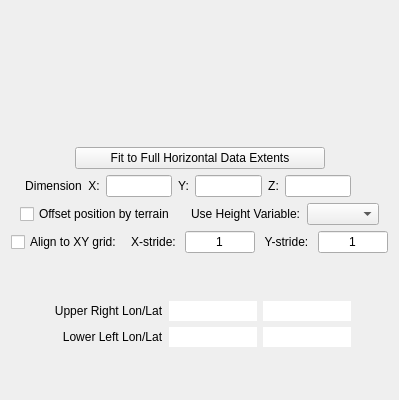
First picture: the form in apps/vaporgui/guis/ui/barbLayout.ui, repository yyr/vapor, before the edit.
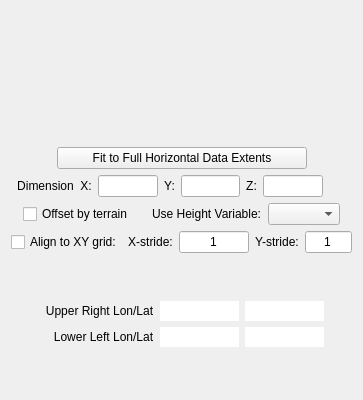
Second picture: the form after the edit. Custom widgets are drawn as their Qt base class.

Patch:
```diff
--- a/apps/vaporgui/guis/ui/barbLayout.ui
+++ b/apps/vaporgui/guis/ui/barbLayout.ui
@@ -6,7 +6,7 @@
    <rect>
     <x>0</x>
     <y>0</y>
-    <width>399</width>
+    <width>363</width>
     <height>400</height>
    </rect>
   </property>
@@ -231,7 +231,7 @@
           <string>When the data includes a 2D variable named &quot;HGT&quot;, the vectors can be displaced vertically according to the values of HGT.  This is useful if HGT is the terrain height variable.</string>
          </property>
          <property name="text">
-          <string>Offset position by terrain</string>
+          <string>Offset by terrain</string>
          </property>
         </widget>
        </item>
```
